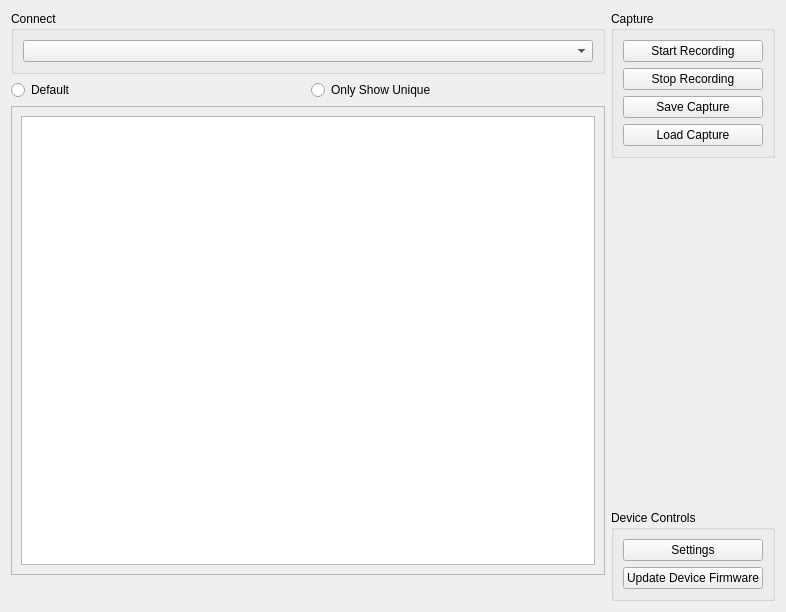
Before: the Qt Designer form cansharkgui/FormMainWindow.ui in DieselDemi/CAN-Shark, drawn with Qt 5.
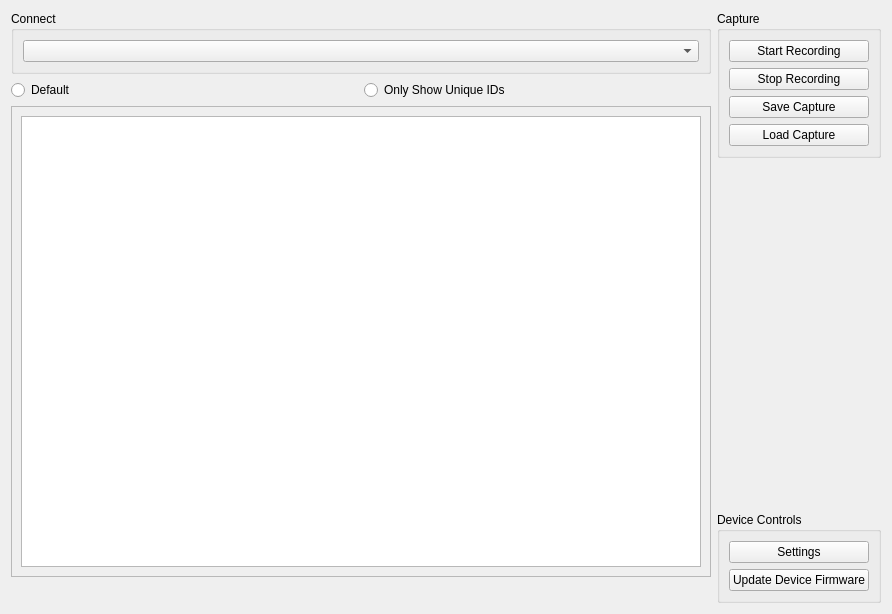
After: the same form once the commit is applied.

Commit message: Implemented unique id's

What changed in the file:
```diff
--- a/cansharkgui/FormMainWindow.ui
+++ b/cansharkgui/FormMainWindow.ui
@@ -6,8 +6,8 @@
    <rect>
     <x>0</x>
     <y>0</y>
-    <width>786</width>
-    <height>612</height>
+    <width>892</width>
+    <height>614</height>
    </rect>
   </property>
   <property name="windowTitle">
@@ -47,7 +47,7 @@
        <item>
         <widget class="QRadioButton" name="onlyShowUniqueRadioButton">
          <property name="text">
-          <string>Only Show Unique</string>
+          <string>Only Show Unique IDs</string>
          </property>
         </widget>
        </item>
@@ -65,8 +65,8 @@
            <rect>
             <x>0</x>
             <y>0</y>
-            <width>535</width>
-            <height>437</height>
+            <width>641</width>
+            <height>439</height>
            </rect>
           </property>
           <layout class="QHBoxLayout" name="horizontalLayout_3">
```
The commit also changes 4 other files.
